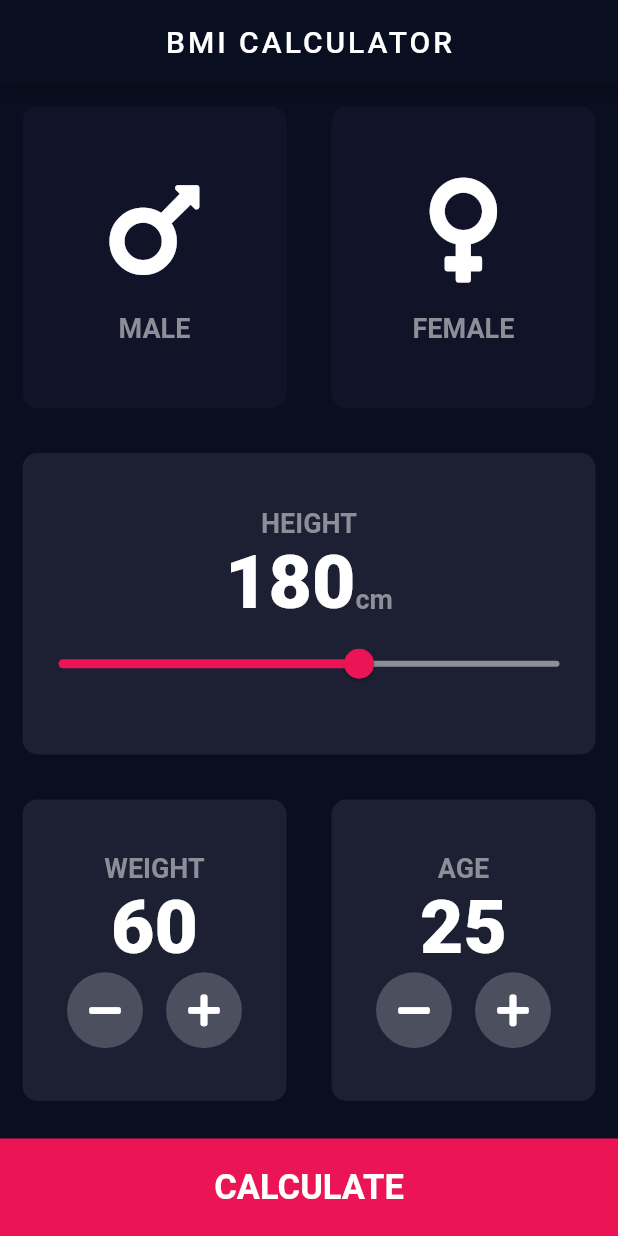
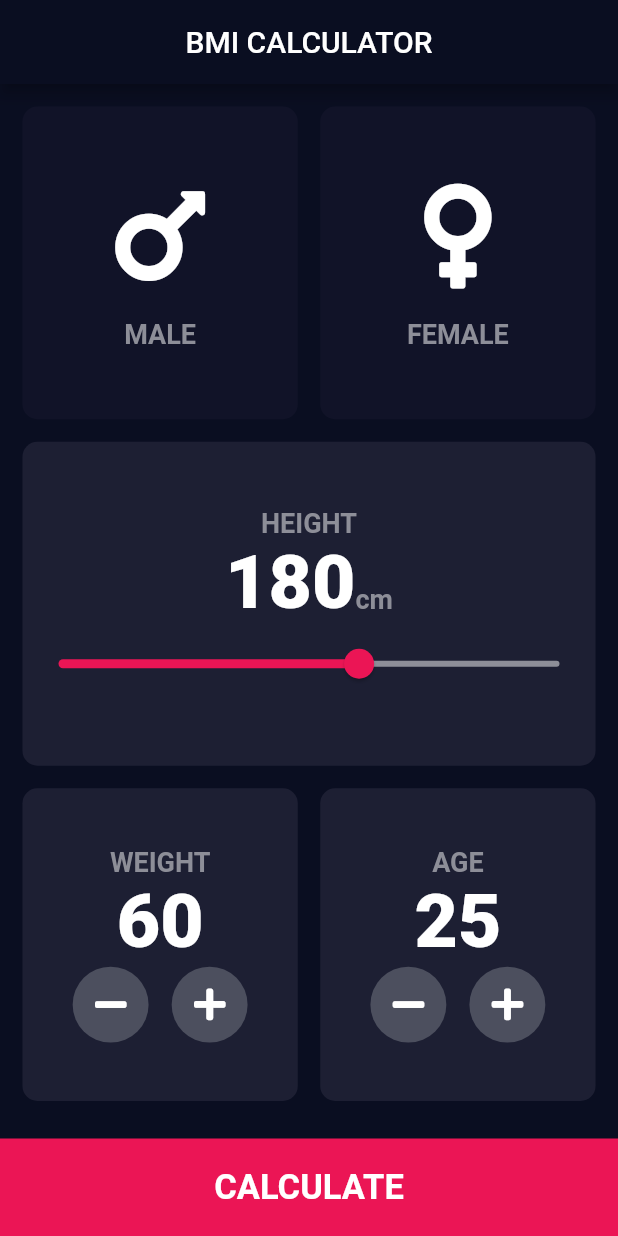
Before and after one commit to chauhan2b/bmi_calculator, a Flutter app: the screen it shows after launch, on a phone screen of 412 x 824 dp. Run offline on Flutter 3.47's test engine with Material 2 defaults, Android fonts, the phone set to English and light mode, and no system bars; our stand-ins replace font_awesome_flutter.

```diff
--- a/lib/components/reusable_card.dart
+++ b/lib/components/reusable_card.dart
@@ -1,11 +1,13 @@
 import 'package:flutter/material.dart';
 
 class ReusableCard extends StatelessWidget {
-  ReusableCard({@required this.colour, this.cardChild, this.onPress});
+  ReusableCard(
+      {@required this.colour, this.cardChild, this.onPress, this.margin});
 
   final Color colour;
   final Widget cardChild;
   final Function onPress;
+  final EdgeInsetsGeometry margin;
 
   @override
   Widget build(BuildContext context) {
@@ -13,7 +15,7 @@ class ReusableCard extends StatelessWidget {
       onTap: onPress,
       child: Container(
         child: cardChild,
-        margin: EdgeInsets.all(15.0),
+        margin: margin,
         decoration: BoxDecoration(
           color: colour,
           borderRadius: BorderRadius.circular(10.0),
--- a/lib/screens/input_page.dart
+++ b/lib/screens/input_page.dart
@@ -1,4 +1,3 @@
-import 'package:bmi_calculator/calculator_brain.dart';
 import 'package:flutter/material.dart';
 import 'package:font_awesome_flutter/font_awesome_flutter.dart';
 
@@ -6,6 +5,7 @@ import '../components/icon_content.dart';
 import '../components/reusable_card.dart';
 import '../components/bottom_button.dart';
 import '../components/icon_button.dart';
+import '../calculator_brain.dart';
 import '../constants.dart';
 import './results_page.dart';
 
@@ -29,7 +29,6 @@ class _InputPageState extends State<InputPage> {
         centerTitle: true,
         title: Text(
           'BMI CALCULATOR',
-          style: TextStyle(letterSpacing: 2.0),
         ),
       ),
       body: SafeArea(
@@ -53,6 +52,7 @@ class _InputPageState extends State<InputPage> {
                         gender: 'MALE',
                         icon: FontAwesomeIcons.mars,
                       ),
+                      margin: EdgeInsets.fromLTRB(15.0, 15.0, 7.5, 7.5),
                     ),
                   ),
                   Expanded(
@@ -69,6 +69,7 @@ class _InputPageState extends State<InputPage> {
                         gender: 'FEMALE',
                         icon: FontAwesomeIcons.venus,
                       ),
+                      margin: EdgeInsets.fromLTRB(7.5, 15.0, 15.0, 7.5),
                     ),
                   ),
                 ],
@@ -77,6 +78,7 @@ class _InputPageState extends State<InputPage> {
             Expanded(
               child: ReusableCard(
                 colour: kActiveCardColor,
+                margin: EdgeInsets.fromLTRB(15.0, 7.5, 15.0, 7.5),
                 cardChild: Column(
                   mainAxisAlignment: MainAxisAlignment.center,
                   children: [
@@ -121,6 +123,7 @@ class _InputPageState extends State<InputPage> {
                   Expanded(
                     child: ReusableCard(
                       colour: kActiveCardColor,
+                      margin: EdgeInsets.fromLTRB(15.0, 7.5, 7.5, 15.0),
                       cardChild: Column(
                         mainAxisAlignment: MainAxisAlignment.center,
                         children: [
@@ -163,6 +166,7 @@ class _InputPageState extends State<InputPage> {
                   Expanded(
                     child: ReusableCard(
                       colour: kActiveCardColor,
+                      margin: EdgeInsets.fromLTRB(7.5, 7.5, 15.0, 15.0),
                       cardChild: Column(
                         mainAxisAlignment: MainAxisAlignment.center,
                         children: [
@@ -218,7 +222,9 @@ class _InputPageState extends State<InputPage> {
                       bmiResult: calc.calculateBMI(),
                       resultText: calc.getResult(),
                       interpretation: calc.getInterpretation(),
-                            )));
+                    ),
+                  ),
+                );
               },
             ),
           ],
```
Also changed, not shown: lib/screens/results_page.dart (+6 -4 lines), 5 other files. Lines whose indentation alone changed are shown as unchanged.
